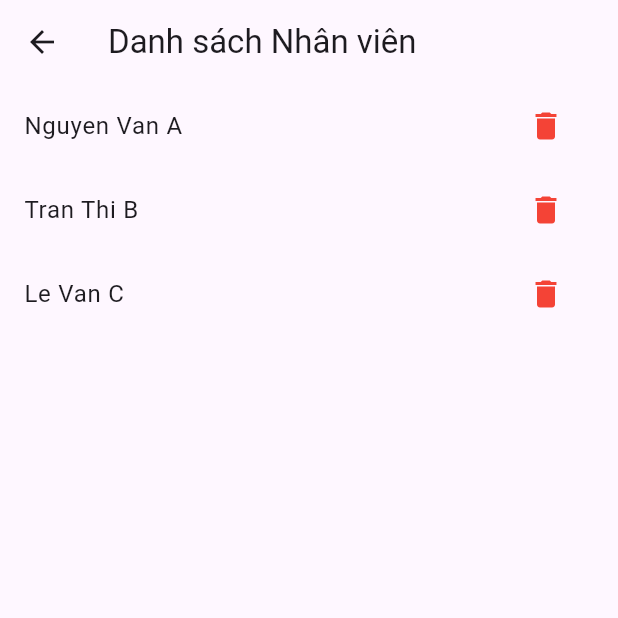
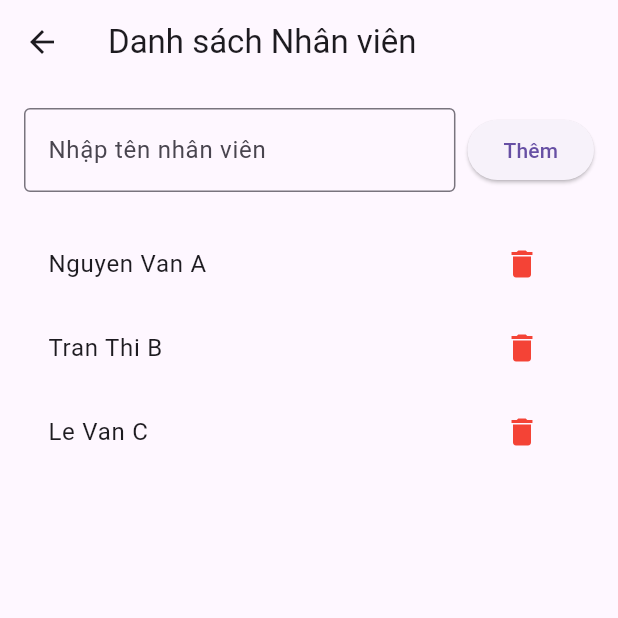
Before and after one commit to NTSang171204/LapTrinhDiDong, a Flutter app: the StaffListScreen screen opened directly, on a phone screen of 412 x 824 dp, the top half of it. Run offline on Flutter 3.47's test engine with Material 3 defaults, Android fonts, the light colour scheme and no system bars.

Commit message:
Thay doi 1 ti ve phan staff list, co the them nhan vien

```diff
--- a/Tuan 2/BaiTap2/thu_vien/lib/main.dart
+++ b/Tuan 2/BaiTap2/thu_vien/lib/main.dart
@@ -229,6 +229,16 @@ class StaffListScreen extends StatefulWidget {
 
 class _StaffListScreenState extends State<StaffListScreen> {
   List<String> staffMembers = ["Nguyen Van A", "Tran Thi B", "Le Van C"];
+  TextEditingController _controller = TextEditingController();
+
+  void _addStaff() {
+    if (_controller.text.isNotEmpty) {
+      setState(() {
+        staffMembers.add(_controller.text);
+        _controller.clear();
+      });
+    }
+  }
 
   void _removeStaff(int index) {
     setState(() {
@@ -236,12 +246,35 @@ class _StaffListScreenState extends State<StaffListScreen> {
     });
   }
 
-
   @override
   Widget build(BuildContext context) {
     return Scaffold(
       appBar: AppBar(title: Text('Danh sách Nhân viên')),
-      body: ListView.builder(
+      body: Padding(
+        padding: EdgeInsets.all(16.0),
+        child: Column(
+          children: [
+            Row(
+              children: [
+                Expanded(
+                  child: TextField(
+                    controller: _controller,
+                    decoration: InputDecoration(
+                      labelText: "Nhập tên nhân viên",
+                      border: OutlineInputBorder(),
+                    ),
+                  ),
+                ),
+                SizedBox(width: 8),
+                ElevatedButton(
+                  onPressed: _addStaff,
+                  child: Text("Thêm"),
+                ),
+              ],
+            ),
+            SizedBox(height: 20),
+            Expanded(
+              child: ListView.builder(
                 itemCount: staffMembers.length,
                 itemBuilder: (context, index) {
                   return ListTile(
@@ -253,6 +286,10 @@ class _StaffListScreenState extends State<StaffListScreen> {
                   );
                 },
               ),
+            ),
+          ],
+        ),
+      ),
     );
   }
 }
```
Lines whose indentation alone changed are shown as unchanged.
